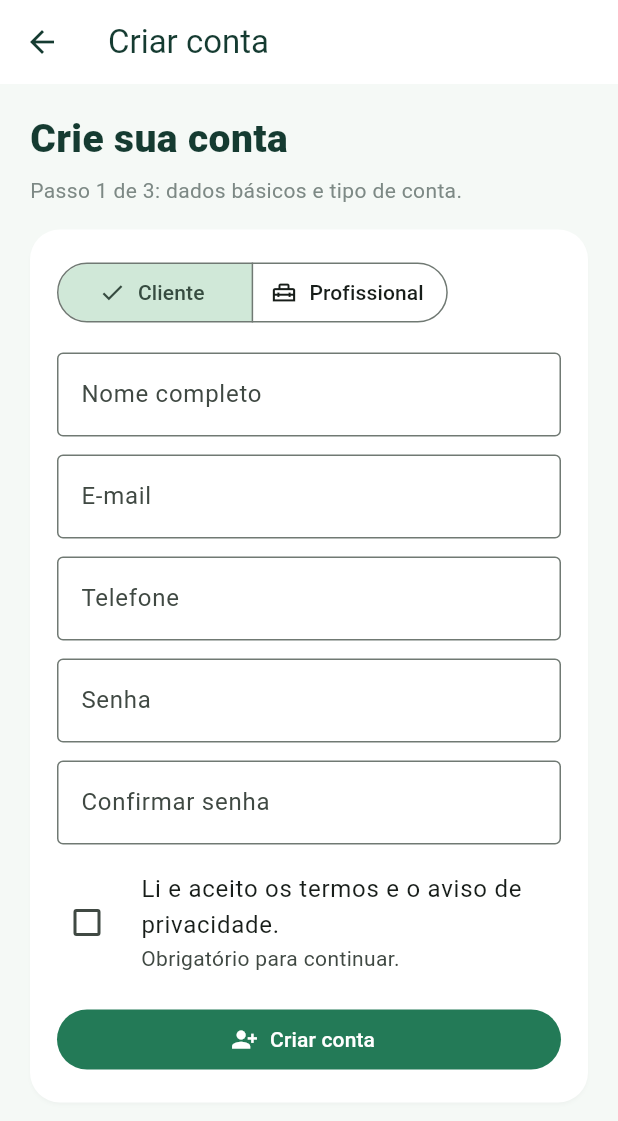
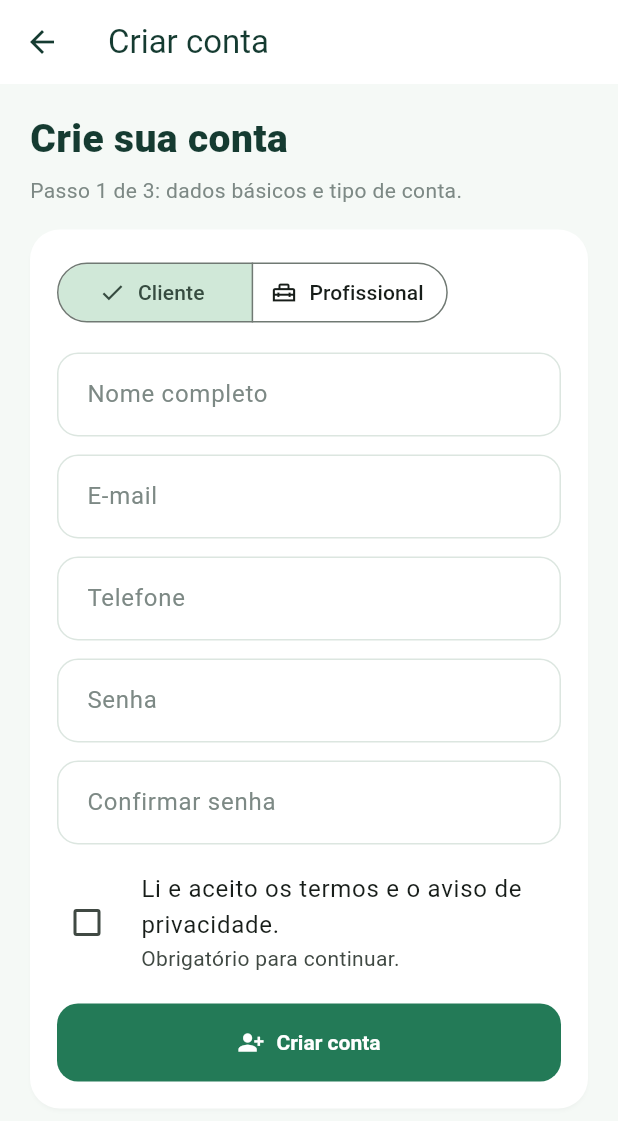
Before and after one commit to dev-stack00/ConectaLar, a Flutter app: the CadastroPage screen opened by its route, on a phone screen of 412 x 824 dp. Shown: the top 1121 px of the screen. Run offline on Flutter 3.47's test engine with Material 3 defaults, Android fonts, the phone set to English and light mode, and no system bars.

Commit message:
Padroniza estilo visual de login e cadastro

```diff
--- a/lib/app/theme.dart
+++ b/lib/app/theme.dart
@@ -27,6 +27,42 @@ abstract final class AppTheme {
       centerTitle: false,
       elevation: 0,
     ),
+    inputDecorationTheme: InputDecorationTheme(
+      filled: true,
+      fillColor: AppColors.branco,
+      contentPadding: const EdgeInsets.symmetric(horizontal: 16, vertical: 16),
+      labelStyle: const TextStyle(color: AppColors.textoSuave),
+      prefixIconColor: AppColors.textoSuave,
+      suffixIconColor: AppColors.textoSuave,
+      border: OutlineInputBorder(
+        borderRadius: BorderRadius.circular(14),
+        borderSide: const BorderSide(color: Color(0xFFDCE6E0)),
+      ),
+      enabledBorder: OutlineInputBorder(
+        borderRadius: BorderRadius.circular(14),
+        borderSide: const BorderSide(color: Color(0xFFDCE6E0)),
+      ),
+      focusedBorder: OutlineInputBorder(
+        borderRadius: BorderRadius.circular(14),
+        borderSide: const BorderSide(color: AppColors.verde, width: 1.5),
+      ),
+      errorBorder: OutlineInputBorder(
+        borderRadius: BorderRadius.circular(14),
+        borderSide: const BorderSide(color: Color(0xFFB3261E)),
+      ),
+      focusedErrorBorder: OutlineInputBorder(
+        borderRadius: BorderRadius.circular(14),
+        borderSide: const BorderSide(color: Color(0xFFB3261E), width: 1.5),
+      ),
+    ),
+    filledButtonTheme: FilledButtonThemeData(
+      style: FilledButton.styleFrom(
+        minimumSize: const Size.fromHeight(52),
+        padding: const EdgeInsets.symmetric(horizontal: 20, vertical: 14),
+        shape: RoundedRectangleBorder(borderRadius: BorderRadius.circular(14)),
+        textStyle: const TextStyle(fontWeight: FontWeight.w700),
+      ),
+    ),
     cardTheme: const CardThemeData(
       color: AppColors.branco,
       elevation: 1,
--- a/lib/screens/auth/cadastro_page.dart
+++ b/lib/screens/auth/cadastro_page.dart
@@ -110,7 +110,6 @@ class _CadastroPageState extends State<CadastroPage> {
                         controller: _nomeController,
                         decoration: const InputDecoration(
                           labelText: 'Nome completo',
-                          border: OutlineInputBorder(),
                         ),
                         textInputAction: TextInputAction.next,
                         validator: validarCampoObrigatorio,
@@ -119,10 +118,7 @@ class _CadastroPageState extends State<CadastroPage> {
                       TextFormField(
                         key: const ValueKey('cadastro-email'),
                         controller: _emailController,
-                        decoration: const InputDecoration(
-                          labelText: 'E-mail',
-                          border: OutlineInputBorder(),
-                        ),
+                        decoration: const InputDecoration(labelText: 'E-mail'),
                         keyboardType: TextInputType.emailAddress,
                         textInputAction: TextInputAction.next,
                         validator: validarEmail,
@@ -133,7 +129,6 @@ class _CadastroPageState extends State<CadastroPage> {
                         controller: _telefoneController,
                         decoration: const InputDecoration(
                           labelText: 'Telefone',
-                          border: OutlineInputBorder(),
                         ),
                         keyboardType: TextInputType.phone,
                         textInputAction: TextInputAction.next,
@@ -144,10 +139,7 @@ class _CadastroPageState extends State<CadastroPage> {
                         key: const ValueKey('cadastro-senha'),
                         controller: _senhaController,
                         obscureText: true,
-                        decoration: const InputDecoration(
-                          labelText: 'Senha',
-                          border: OutlineInputBorder(),
-                        ),
+                        decoration: const InputDecoration(labelText: 'Senha'),
                         validator: validarSenha,
                       ),
                       const SizedBox(height: 12),
@@ -157,7 +149,6 @@ class _CadastroPageState extends State<CadastroPage> {
                         obscureText: true,
                         decoration: const InputDecoration(
                           labelText: 'Confirmar senha',
-                          border: OutlineInputBorder(),
                         ),
                         validator: (valor) {
                           final erro = validarSenha(valor);
--- a/lib/screens/auth/login_page.dart
+++ b/lib/screens/auth/login_page.dart
@@ -72,7 +72,6 @@ class _LoginPageState extends State<LoginPage> {
                         decoration: const InputDecoration(
                           labelText: 'E-mail',
                           prefixIcon: Icon(Icons.mail_outline),
-                          border: OutlineInputBorder(),
                         ),
                         validator: validarEmail,
                       ),
@@ -84,7 +83,6 @@ class _LoginPageState extends State<LoginPage> {
                         decoration: InputDecoration(
                           labelText: 'Senha',
                           prefixIcon: const Icon(Icons.lock_outline),
-                          border: const OutlineInputBorder(),
                           suffixIcon: IconButton(
                             tooltip: _ocultarSenha
                                 ? 'Mostrar senha'
```
